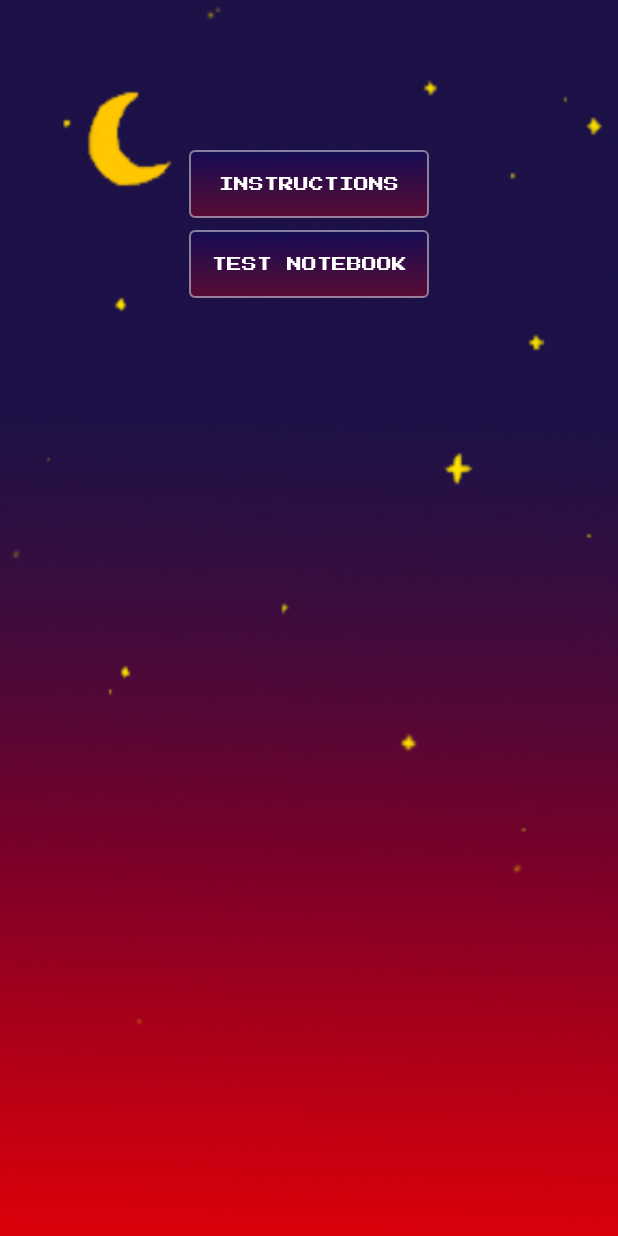
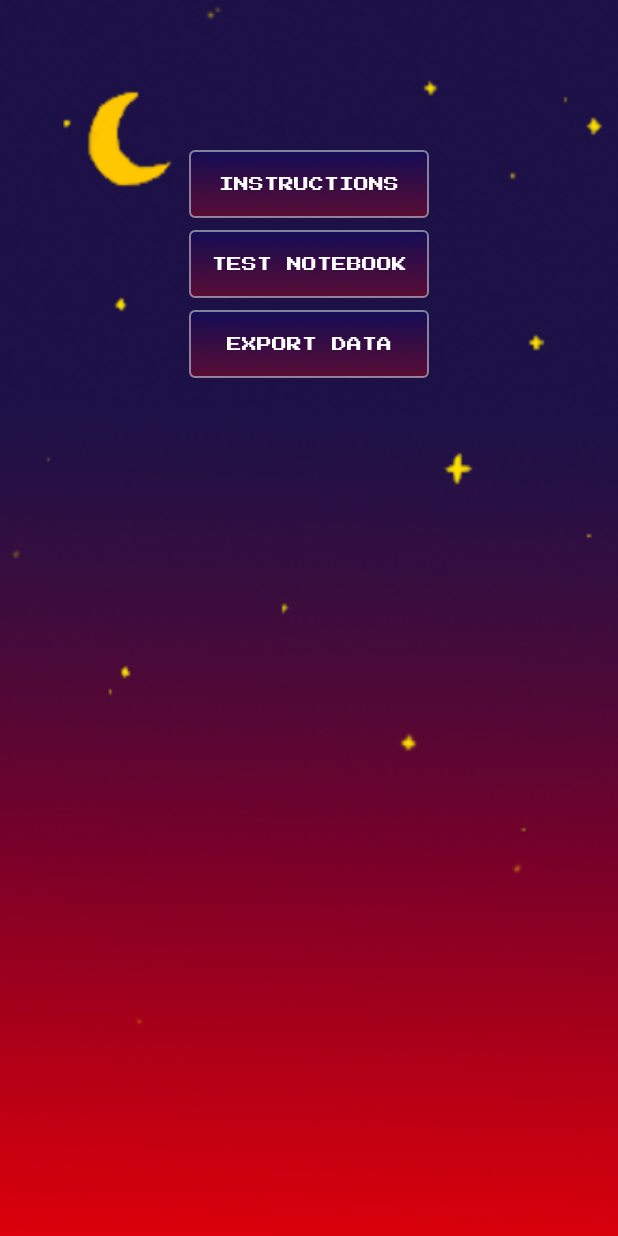
Before and after one commit to petnica-meteor-group/meteor-observation-notebook, an Android app: the OtherActivity screen opened directly, with no data from a screen before it, on a phone screen of 412 x 824 dp. Run offline under Robolectric (Android 15) with nearby library versions, the phone set to English and light mode, and no system bars.

Commit message:
Add export functionality

```diff
--- a/app/build.gradle
+++ b/app/build.gradle
@@ -21,4 +21,5 @@ dependencies {
     implementation 'com.android.support:appcompat-v7:28.0.0-beta01'
     implementation 'com.android.support.constraint:constraint-layout:1.1.2'
     implementation 'pl.droidsonroids.gif:android-gif-drawable:1.2.8'
+    implementation group: 'org.apache.commons', name: 'commons-io', version: '1.3.2'
 }
--- a/app/src/main/AndroidManifest.xml
+++ b/app/src/main/AndroidManifest.xml
@@ -6,6 +6,7 @@
     <uses-permission android:name="android.permission.VIBRATE" />
     <uses-permission android:name="android.permission.WAKE_LOCK" />
     <uses-permission android:name="android.permission.DISABLE_KEYGUARD" />
+    <uses-permission android:name="android.permission.WRITE_EXTERNAL_STORAGE" />
 
     <application
         android:allowBackup="true"
--- a/app/src/main/java/petnicameteorgroup/meteorobservationnotebook/activities/MenuActivity.java
+++ b/app/src/main/java/petnicameteorgroup/meteorobservationnotebook/activities/MenuActivity.java
@@ -27,6 +27,7 @@ public class MenuActivity extends AppCompatActivity {
         getPermission(Manifest.permission.VIBRATE);
         getPermission(Manifest.permission.WAKE_LOCK);
         getPermission(Manifest.permission.DISABLE_KEYGUARD);
+        getPermission(Manifest.permission.WRITE_EXTERNAL_STORAGE);
 
         UIFont.apply(this, (TextView) findViewById(R.id.title));
         UIFont.apply(this, (Button) findViewById(R.id.begin_observation_button));
--- a/app/src/main/java/petnicameteorgroup/meteorobservationnotebook/activities/ObservationResultsActivity.java
+++ b/app/src/main/java/petnicameteorgroup/meteorobservationnotebook/activities/ObservationResultsActivity.java
@@ -57,7 +57,7 @@ public class ObservationResultsActivity  extends AppCompatActivity {
             public boolean onItemLongClick(AdapterView<?> adapterView, View view, int i, long l) {
                 final Night night = nights.get(i);
 
-                AlertDialog.Builder alertDialog = new  AlertDialog.Builder(ObservationResultsActivity.this);
+                AlertDialog.Builder alertDialog = new AlertDialog.Builder(ObservationResultsActivity.this);
                 alertDialog.setTitle("Delete?");
                 alertDialog.setMessage("Do you want to delete " + night.getUIName() + "?");
                 alertDialog.setPositiveButton("Yes", new DialogInterface.OnClickListener() {
--- a/app/src/main/java/petnicameteorgroup/meteorobservationnotebook/utils/Night.java
+++ b/app/src/main/java/petnicameteorgroup/meteorobservationnotebook/utils/Night.java
@@ -36,13 +36,13 @@ public class Night implements Serializable {
     public String getName() {
         return name;
     }
-    public String getUIName() { return name.replace('-', '/'); }
+    public String getUIName() { return name.replace('~', '/'); }
 
     public Note getNote(int i) {
         if (i >= 0 && i < getNoteCount()) {
             return new Note(
                     notesDir.getAbsolutePath() + File.separator + notesFilenames[i],
-                    Long.parseLong(notesFilenames[i])
+                    Long.parseLong(notesFilenames[i].replace(".png", ""))
             );
         }
         return null;
@@ -60,7 +60,7 @@ public class Night implements Serializable {
             notesDir.mkdirs();
         }
 
-        File bitmapFile = new File(notesDir, Long.toString(timestamp));
+        File bitmapFile = new File(notesDir, Long.toString(timestamp) + ".png");
         FileOutputStream out = null;
         try {
             out = new FileOutputStream(bitmapFile);
--- a/app/src/main/res/layout/activity_other.xml
+++ b/app/src/main/res/layout/activity_other.xml
@@ -38,4 +38,18 @@
         android:layout_marginBottom="8dp">
     </Button>
 
+    <Button
+        android:id="@+id/button_export_data"
+        android:layout_width="160dp"
+        android:layout_height="45dp"
+        android:text="@string/export_data"
+        android:textColor="@color/menu_button_text_color"
+        android:textSize="10sp"
+        android:lineSpacingExtra="4dp"
+        android:paddingTop="5dp"
+        android:onClick="exportData"
+        android:background="@drawable/menu_button"
+        android:layout_marginBottom="8dp">
+    </Button>
+
 </LinearLayout>
--- a/app/src/main/res/values/strings.xml
+++ b/app/src/main/res/values/strings.xml
@@ -36,4 +36,5 @@
         A simulation of an observation notebook, where you can see what you\'re writing.
         Everything you write here is discarded and is used for testing only.
     </string>
+    <string name="export_data">Export Data</string>
 </resources>
```
Also changed, not shown: app/src/main/java/petnicameteorgroup/meteorobservationnotebook/activities/OtherActivity.java (+37 -0 lines), app/src/main/java/petnicameteorgroup/meteorobservationnotebook/utils/Nightkeeper.java (+22 -4 lines), 1 other file.
